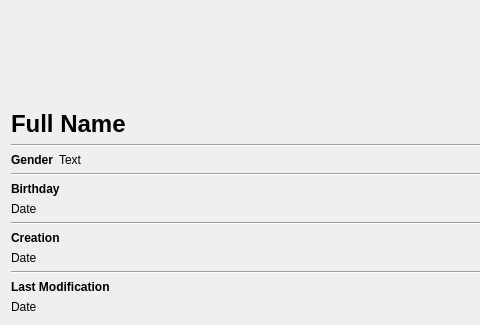
This is gui/widgets/personview.ui in amirmohsen1384/people as Qt 5 draws it before an edit; both pictures show x 0 to 480 and y 377 to 702 of the 704 by 702 pixel window. The edited form follows.
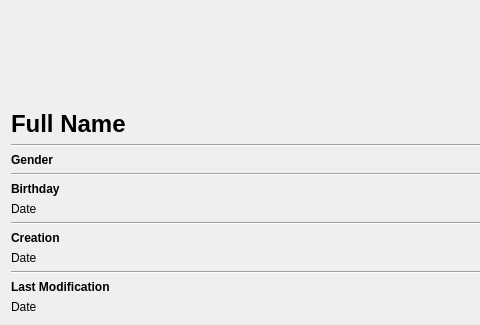
This is the edited form. Icons and pictures are not drawn. Custom widgets are drawn as their Qt base class.

Commit message: Removed the placeholders

Diff of the .ui file:
```diff
--- a/gui/widgets/personview.ui
+++ b/gui/widgets/personview.ui
@@ -88,7 +88,7 @@
         </sizepolicy>
        </property>
        <property name="text">
-        <string>Text</string>
+        <string/>
        </property>
       </widget>
      </item>
```
Left out of the diff: 7 changed lines with no effect on the pictures.
